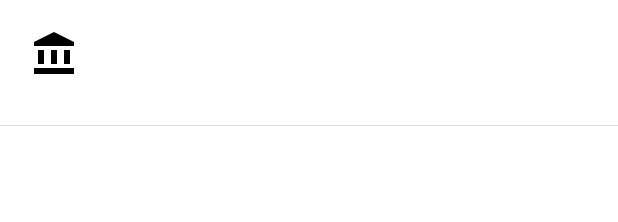
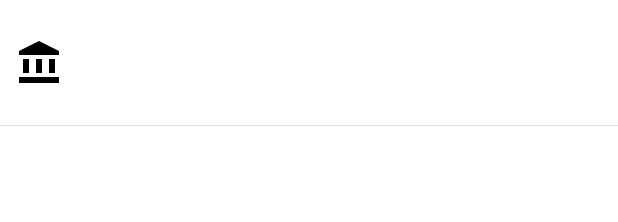
Before and after one commit to deconinckflo/SecureBankAccountsGroup7, an Android app: the layout fragment_recycler_view_all_account.xml on its own in the app's theme, with its tools: preview values and no code run, on a phone screen of 412 x 824 dp. Shown: the top 222 px of the screen. Run offline under Robolectric (Android 15) with nearby library versions, the light colour scheme and no system bars.

```diff
--- a/app/src/main/java/com/group7/secureBankAccounts/data/model/AllAccountAdapter.java
+++ b/app/src/main/java/com/group7/secureBankAccounts/data/model/AllAccountAdapter.java
@@ -31,6 +31,12 @@ public class AllAccountAdapter extends RecyclerView.Adapter<AllAccountViewHolder
         return new AllAccountViewHolder(view);
     }
 
+
+    public void setAllBankAccount(List<BankAccount> allBankAccount){
+        allBankAccount = allBankAccount;
+
+    }
+
     @Override
     public void onBindViewHolder(@NonNull AllAccountViewHolder holder, int position) {
         holder.update(c,this.allBankAccount.get(position));
--- a/app/src/main/res/layout/fragment_recycler_view_all_account.xml
+++ b/app/src/main/res/layout/fragment_recycler_view_all_account.xml
@@ -1,33 +1,29 @@
 <?xml version="1.0" encoding="utf-8"?>
-<LinearLayout
-    xmlns:android="http://schemas.android.com/apk/res/android"
+<LinearLayout xmlns:android="http://schemas.android.com/apk/res/android"
     xmlns:app="http://schemas.android.com/apk/res-auto"
     xmlns:tools="http://schemas.android.com/tools"
-    android:orientation="horizontal"
     android:layout_width="match_parent"
     android:layout_height="wrap_content"
     android:background="@drawable/border_set"
-    android:padding="20dip">
+    android:orientation="horizontal"
+    android:paddingStart="10dp"
+    android:paddingTop="20dp"
+    android:paddingEnd="10dp"
+    android:paddingBottom="20dp">
 
     <androidx.constraintlayout.widget.ConstraintLayout
-        android:layout_width="0dp"
+        android:layout_width="match_parent"
         android:layout_height="match_parent"
         android:layout_weight="1">
-
-        <LinearLayout
-            android:layout_width="wrap_content"
-            android:layout_height="wrap_content"
-            android:orientation="vertical"
-            app:layout_constraintBottom_toBottomOf="parent"
-            app:layout_constraintStart_toEndOf="@+id/imageViewFor"
-            app:layout_constraintTop_toTopOf="parent">
 
         <TextView
             android:id="@+id/accountNameFor"
             android:layout_width="wrap_content"
             android:layout_height="wrap_content"
             android:layout_marginStart="16dp"
-                android:layout_weight="1" />
+            android:layout_weight="1"
+            app:layout_constraintStart_toEndOf="@+id/imageViewFor"
+            app:layout_constraintTop_toTopOf="parent" />
 
         <TextView
             android:id="@+id/ibanFor"
@@ -35,19 +31,21 @@
             android:layout_height="wrap_content"
             android:layout_marginStart="16dp"
             android:layout_marginTop="5dp"
-                android:layout_weight="1">
+            android:layout_weight="1"
+            app:layout_constraintStart_toEndOf="@+id/imageViewFor"
+            app:layout_constraintTop_toBottomOf="@+id/accountNameFor">
 
         </TextView>
-        </LinearLayout>
 
         <TextView
             android:id="@+id/amountFor"
             android:layout_width="wrap_content"
             android:layout_height="wrap_content"
+            android:layout_marginEnd="5dp"
             android:layout_weight="1"
             app:layout_constraintBottom_toBottomOf="@+id/imageViewFor"
             app:layout_constraintEnd_toEndOf="parent"
-            app:layout_constraintTop_toTopOf="@+id/imageViewFor"></TextView>
+            app:layout_constraintTop_toTopOf="@+id/imageViewFor" />
 
         <ImageView
             android:id="@+id/imageViewFor"
@@ -58,7 +56,7 @@
             app:layout_constraintStart_toStartOf="parent"
             app:layout_constraintTop_toTopOf="@+id/accountNameFor"
             app:srcCompat="@drawable/ic_account_balance_black_24dp"
-            tools:ignore="NotSibling,VectorDrawableCompat" />
+            tools:ignore="VectorDrawableCompat" />
     </androidx.constraintlayout.widget.ConstraintLayout>
 
 
--- /dev/null
+++ b/app/src/main/res/values/ids.xml
@@ -0,0 +1,4 @@
+<?xml version="1.0" encoding="utf-8"?>
+<resources>
+    <item name="buttonRefresh" type="id" />
+</resources>
```
Also changed, not shown: app/src/main/java/com/group7/secureBankAccounts/fragment/AllAccountFragment.java (+7 -19 lines), app/src/main/java/com/group7/secureBankAccounts/ui/home/HomeActivity.java (+27 -3 lines), app/src/main/res/layout/activity_home.xml (+13 -7 lines), app/src/main/res/layout/fragment_all_account.xml (+1 -9 lines). Lines whose indentation alone changed are shown as unchanged.
